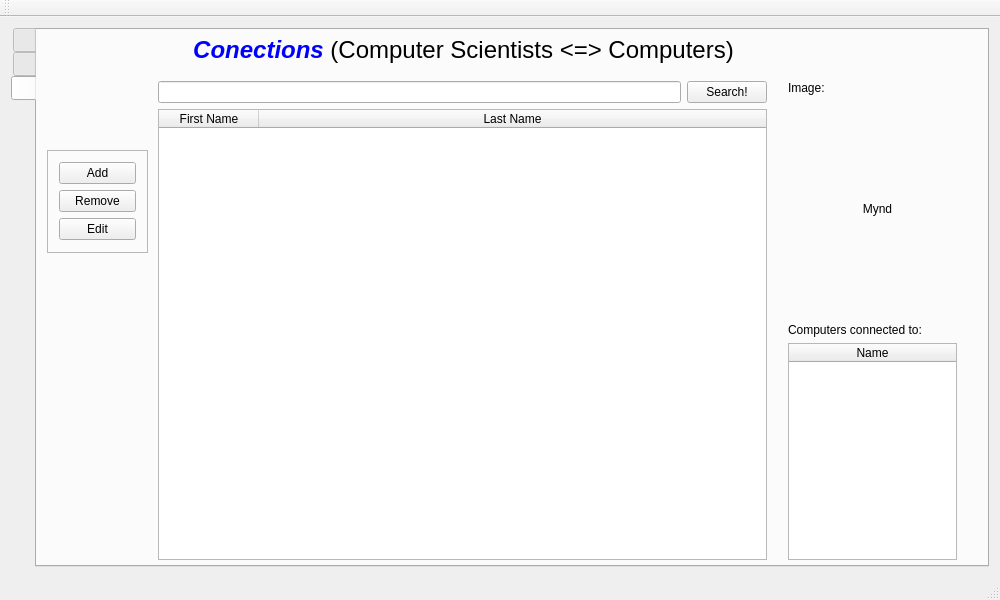
Above: ui/computerscientists.ui from VLN-H7/Skil3 before the change. Below: the same form after it.
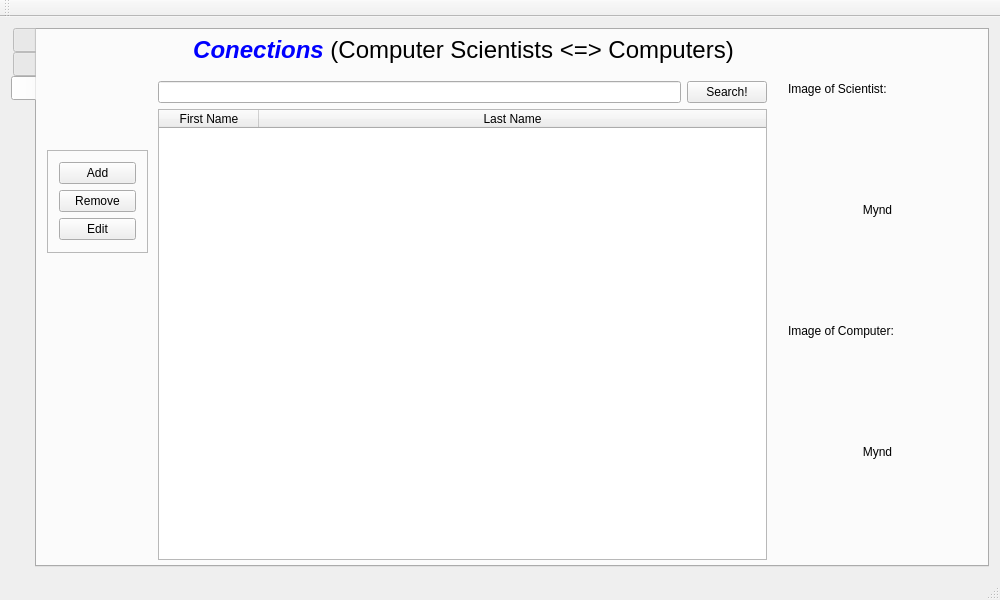
That is the form after the change. The open tabs and pages were chosen to show the change. Icons and pictures are not drawn.

What changed in the file:
```diff
--- a/ui/computerscientists.ui
+++ b/ui/computerscientists.ui
@@ -295,21 +295,16 @@
             </widget>
            </item>
            <item>
-            <layout class="QHBoxLayout" name="horizontalLayout_8">
-             <item>
-              <widget class="QLabel" name="label_14">
-               <property name="minimumSize">
-                <size>
-                 <width>179</width>
-                 <height>216</height>
-                </size>
-               </property>
-               <property name="text">
-                <string>&lt;html&gt;&lt;head/&gt;&lt;body&gt;&lt;p align=&quot;center&quot;&gt;Mynd&lt;/p&gt;&lt;/body&gt;&lt;/html&gt;</string>
-               </property>
-              </widget>
-             </item>
-            </layout>
+            <widget class="QTableWidget" name="tableWidget">
+             <attribute name="horizontalHeaderStretchLastSection">
+              <bool>true</bool>
+             </attribute>
+             <column>
+              <property name="text">
+               <string>Name</string>
+              </property>
+             </column>
+            </widget>
            </item>
           </layout>
          </item>
@@ -555,65 +550,6 @@
        <attribute name="title">
         <string/>
        </attribute>
-       <widget class="QWidget" name="widget_4" native="true">
-        <property name="geometry">
-         <rect>
-          <x>740</x>
-          <y>40</y>
-          <width>191</width>
-          <height>501</height>
-         </rect>
-        </property>
-        <layout class="QVBoxLayout" name="verticalLayout_8">
-         <item>
-          <layout class="QVBoxLayout" name="verticalLayout_4">
-           <item>
-            <widget class="QLabel" name="label_2">
-             <property name="text">
-              <string>Image:</string>
-             </property>
-            </widget>
-           </item>
-           <item>
-            <layout class="QHBoxLayout" name="horizontalLayout_3">
-             <item>
-              <widget class="QLabel" name="label_3">
-               <property name="minimumSize">
-                <size>
-                 <width>179</width>
-                 <height>216</height>
-                </size>
-               </property>
-               <property name="text">
-                <string>&lt;html&gt;&lt;head/&gt;&lt;body&gt;&lt;p align=&quot;center&quot;&gt;Mynd&lt;/p&gt;&lt;/body&gt;&lt;/html&gt;</string>
-               </property>
-              </widget>
-             </item>
-            </layout>
-           </item>
-           <item>
-            <widget class="QLabel" name="label_4">
-             <property name="text">
-              <string>&lt;html&gt;&lt;head/&gt;&lt;body&gt;&lt;p&gt;Computers connected to:&lt;/p&gt;&lt;/body&gt;&lt;/html&gt;</string>
-             </property>
-            </widget>
-           </item>
-           <item>
-            <widget class="QTableWidget" name="tableWidget">
-             <attribute name="horizontalHeaderStretchLastSection">
-              <bool>true</bool>
-             </attribute>
-             <column>
-              <property name="text">
-               <string>Name</string>
-              </property>
-             </column>
-            </widget>
-           </item>
-          </layout>
-         </item>
-        </layout>
-       </widget>
        <widget class="QLabel" name="picture_computers_2">
         <property name="geometry">
          <rect>
@@ -758,6 +694,70 @@
          </item>
         </layout>
        </widget>
+       <widget class="QWidget" name="widget_8" native="true">
+        <property name="geometry">
+         <rect>
+          <x>740</x>
+          <y>40</y>
+          <width>201</width>
+          <height>501</height>
+         </rect>
+        </property>
+        <layout class="QVBoxLayout" name="verticalLayout_15">
+         <item>
+          <layout class="QVBoxLayout" name="verticalLayout_16">
+           <item>
+            <widget class="QLabel" name="label_15">
+             <property name="text">
+              <string>Image of Scientist:</string>
+             </property>
+            </widget>
+           </item>
+           <item>
+            <layout class="QHBoxLayout" name="horizontalLayout_11">
+             <item>
+              <widget class="QLabel" name="label_16">
+               <property name="minimumSize">
+                <size>
+                 <width>179</width>
+                 <height>216</height>
+                </size>
+               </property>
+               <property name="text">
+                <string>&lt;html&gt;&lt;head/&gt;&lt;body&gt;&lt;p align=&quot;center&quot;&gt;Mynd&lt;/p&gt;&lt;/body&gt;&lt;/html&gt;</string>
+               </property>
+              </widget>
+             </item>
+            </layout>
+           </item>
+           <item>
+            <widget class="QLabel" name="label_17">
+             <property name="text">
+              <string>&lt;html&gt;&lt;head/&gt;&lt;body&gt;&lt;p&gt;Image of Computer:&lt;/p&gt;&lt;/body&gt;&lt;/html&gt;</string>
+             </property>
+            </widget>
+           </item>
+           <item>
+            <layout class="QHBoxLayout" name="horizontalLayout_12">
+             <item>
+              <widget class="QLabel" name="label_18">
+               <property name="minimumSize">
+                <size>
+                 <width>179</width>
+                 <height>216</height>
+                </size>
+               </property>
+               <property name="text">
+                <string>&lt;html&gt;&lt;head/&gt;&lt;body&gt;&lt;p align=&quot;center&quot;&gt;Mynd&lt;/p&gt;&lt;/body&gt;&lt;/html&gt;</string>
+               </property>
+              </widget>
+             </item>
+            </layout>
+           </item>
+          </layout>
+         </item>
+        </layout>
+       </widget>
       </widget>
      </widget>
     </item>
```
Left out of the diff: 5 changed lines with no effect on the pictures.
